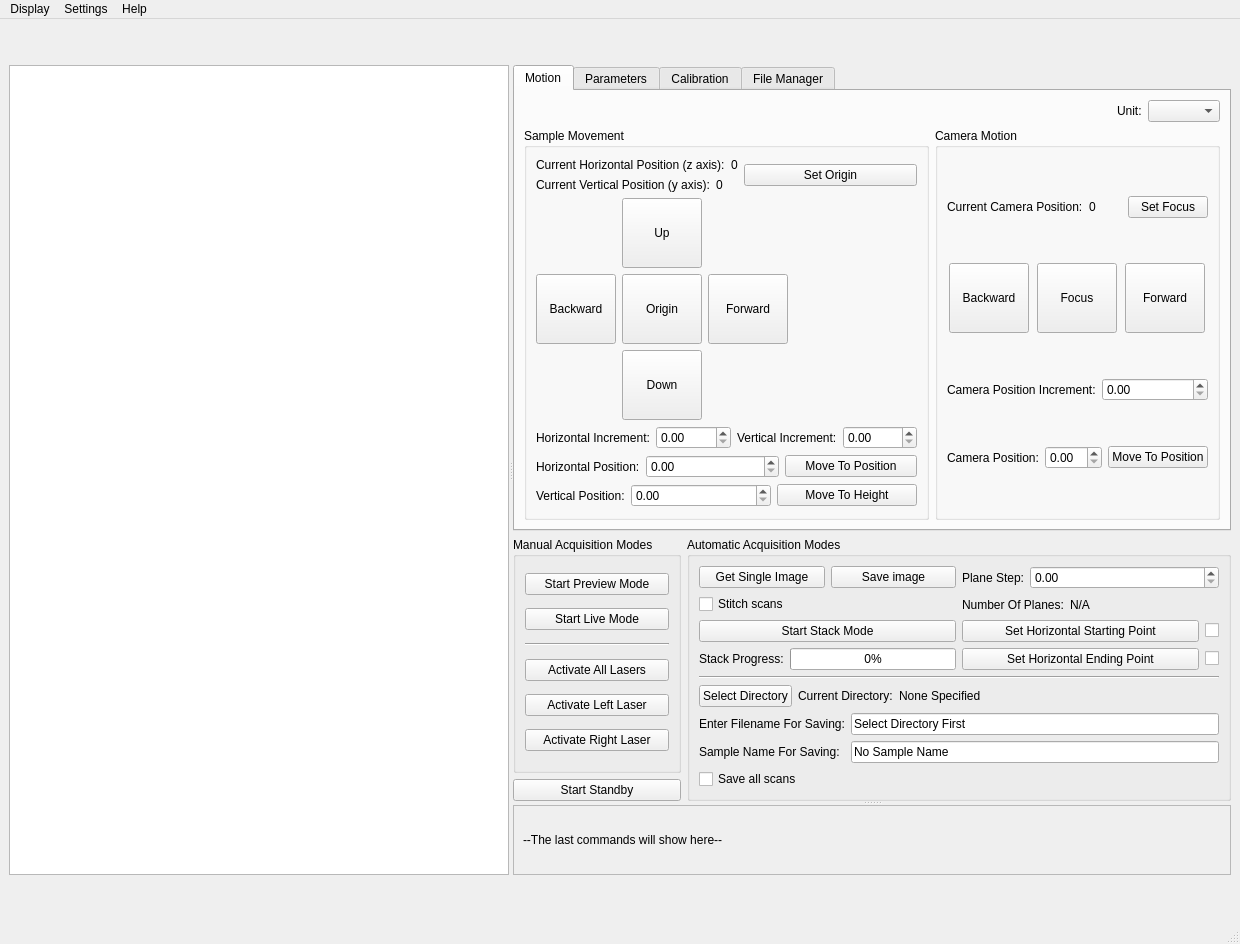
Qt form gui/controller.ui (LIOMLab/lightsheet) before a commit.
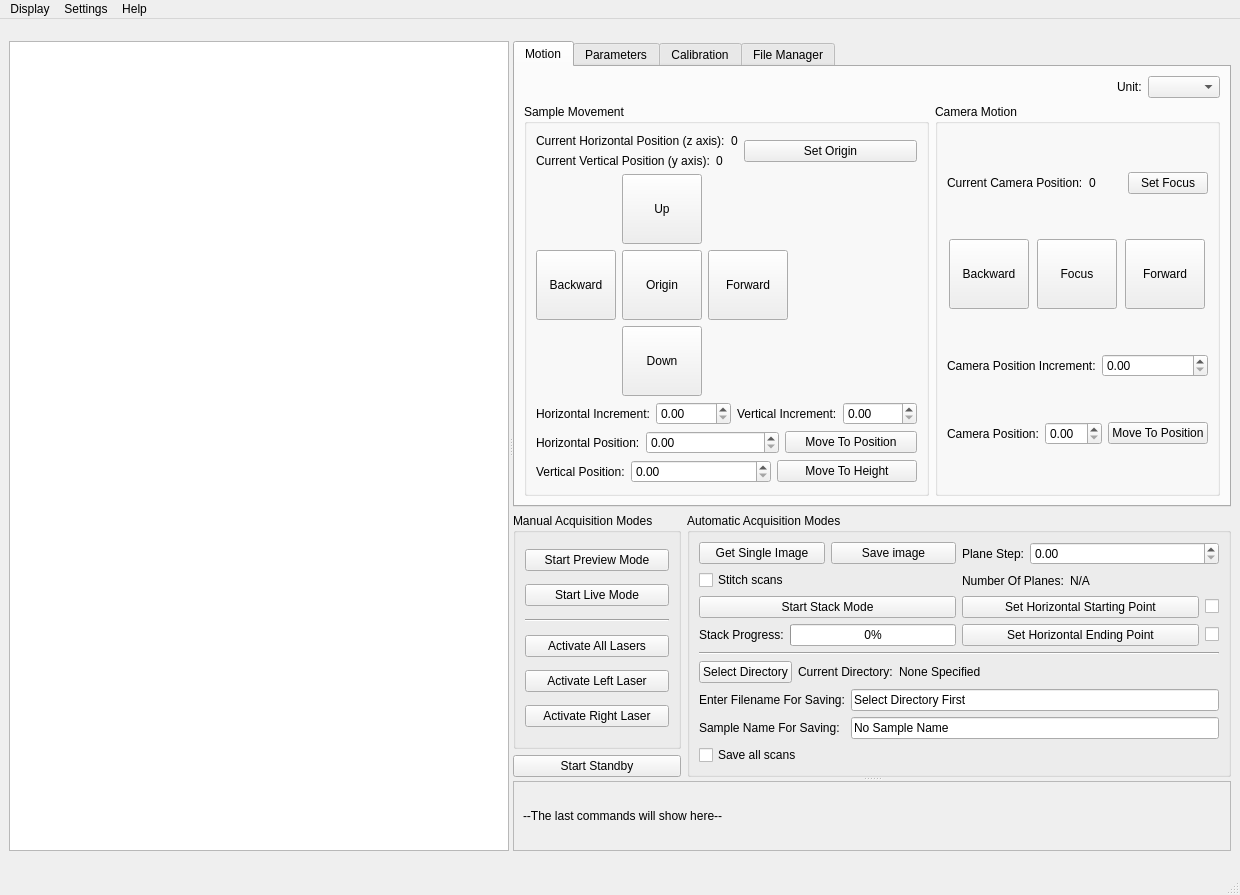
The same form after that commit. Icons and pictures are not drawn. Custom widgets are drawn as their Qt base class.

Commit message: -Amélioration de la fenêtre affichant différentes propriétés du systèmes (ajout de propriétés de la caméra) -Blocage des contrôles de mouvement lors d'une acquisition 'stack mode' afin d'éviter de possibles erreurs -Ajustement des contrôles de mouvement de caméra avec la nouvelle configuration

Patch:
```diff
--- a/gui/controller.ui
+++ b/gui/controller.ui
@@ -6,8 +6,8 @@
    <rect>
     <x>0</x>
     <y>0</y>
-    <width>1199</width>
-    <height>944</height>
+    <width>1195</width>
+    <height>895</height>
    </rect>
   </property>
   <property name="sizePolicy">
@@ -1882,7 +1882,7 @@
              <rect>
               <x>0</x>
               <y>0</y>
-              <width>656</width>
+              <width>652</width>
               <height>69</height>
              </rect>
             </property>
```
Left out of the diff: 2 changed lines with no effect on the pictures. The commit also changes 6 other files.
